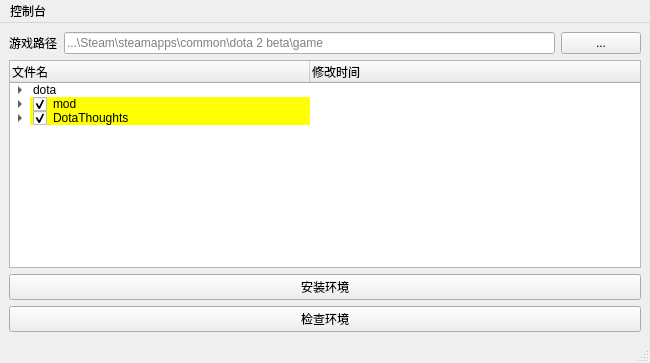
This is ui/config.ui in JeremyChim/Dota-Max as Qt 5 draws it before an edit. The edited form follows.
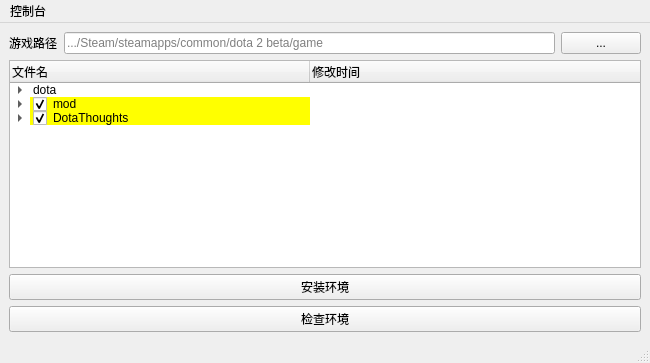
This is the edited form.

```diff
--- a/ui/config.ui
+++ b/ui/config.ui
@@ -27,7 +27,7 @@
       <item>
        <widget class="QLineEdit" name="lineEdit">
         <property name="placeholderText">
-         <string>...\Steam\steamapps\common\dota 2 beta\game</string>
+         <string>.../Steam/steamapps/common/dota 2 beta/game</string>
         </property>
        </widget>
       </item>
```
